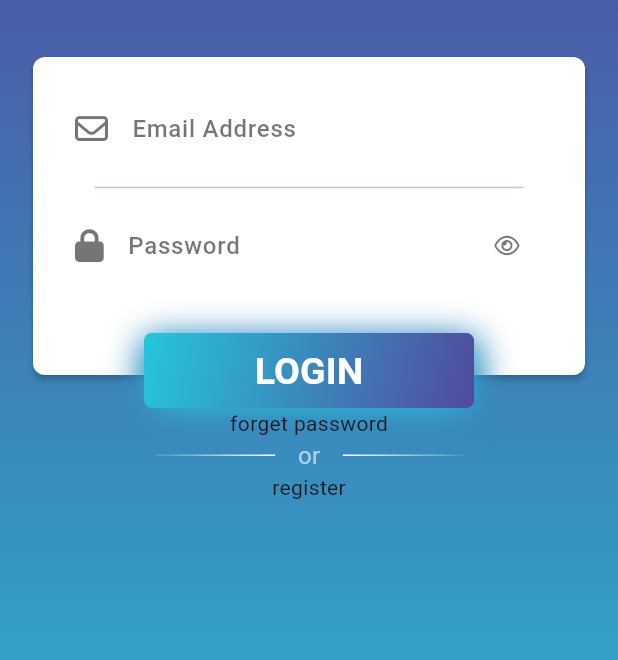
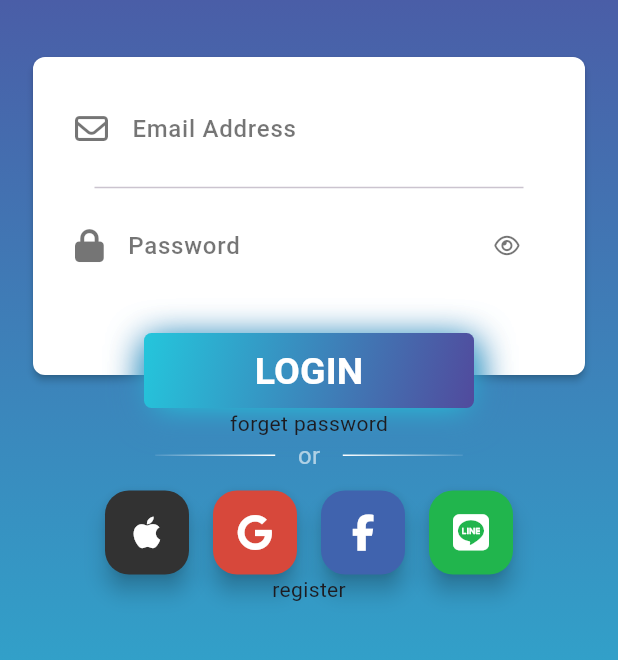
Before and after one commit to DevAiKaiSys/CMDev_Flutter, a Flutter app: the screen it shows after launch, on a phone screen of 412 x 824 dp, the part 195-855 px from its top. Run offline on Flutter 3.47's test engine with Material 3 defaults, Android fonts, the phone set to English and light mode, and no system bars; our stand-ins replace another_flushbar, font_awesome_flutter.

Commit message:
design single sign on buttons & viewmodel

```diff
--- a/Workshops/mystock_carch/lib/presentation/pages/login/widgets/single_sign_on.dart
+++ b/Workshops/mystock_carch/lib/presentation/pages/login/widgets/single_sign_on.dart
@@ -1,4 +1,6 @@
 import 'package:flutter/material.dart';
+import 'package:font_awesome_flutter/font_awesome_flutter.dart';
+import 'package:mystock_carch/presentation/viewmodels/single_sign_on_view_model.dart';
 
 class SingleSignOn extends StatelessWidget {
   const SingleSignOn({super.key});
@@ -8,6 +10,8 @@ class SingleSignOn extends StatelessWidget {
     return Column(
       children: [
         _buildDivider(),
+        const SizedBox(height: 12),
+        _buildSingleSignOnButtons(),
       ],
     );
   }
@@ -46,4 +50,25 @@ class SingleSignOn extends StatelessWidget {
       ],
     );
   }
+
+  Row _buildSingleSignOnButtons() => Row(
+        mainAxisAlignment: MainAxisAlignment.center,
+        children: SingleSignOnViewModel()
+            .items
+            .map(
+              (item) => Padding(
+                padding: const EdgeInsets.symmetric(horizontal: 8.0),
+                child: FloatingActionButton(
+                  heroTag: item.icon.toString(),
+                  onPressed: item.onPress,
+                  backgroundColor: item.backgroundColor,
+                  child: FaIcon(
+                    item.icon,
+                    color: Colors.white,
+                  ),
+                ),
+              ),
+            )
+            .toList(),
+      );
 }
--- /dev/null
+++ b/Workshops/mystock_carch/lib/presentation/viewmodels/single_sign_on_view_model.dart
@@ -0,0 +1,42 @@
+import 'package:flutter/material.dart';
+import 'package:font_awesome_flutter/font_awesome_flutter.dart';
+
+class SingleSignOn {
+  final IconData icon;
+  final Color backgroundColor;
+  final VoidCallback onPress;
+
+  SingleSignOn(
+      {required this.icon,
+      required this.backgroundColor,
+      required this.onPress});
+}
+
+class SingleSignOnViewModel {
+  List<SingleSignOn> get items => <SingleSignOn>[
+        SingleSignOn(
+            icon: FontAwesomeIcons.apple,
+            backgroundColor: const Color(0xFF323232),
+            onPress: () {
+              //todo
+            }),
+        SingleSignOn(
+            icon: FontAwesomeIcons.google,
+            backgroundColor: const Color(0xFFd7483b),
+            onPress: () {
+              //todo
+            }),
+        SingleSignOn(
+            icon: FontAwesomeIcons.facebookF,
+            backgroundColor: const Color(0xFF4063ae),
+            onPress: () {
+              //todo
+            }),
+        SingleSignOn(
+            icon: FontAwesomeIcons.line,
+            backgroundColor: const Color(0xFF21b54d),
+            onPress: () {
+              //todo
+            }),
+      ];
+}
```
Also changed, not shown: 1 other file.
